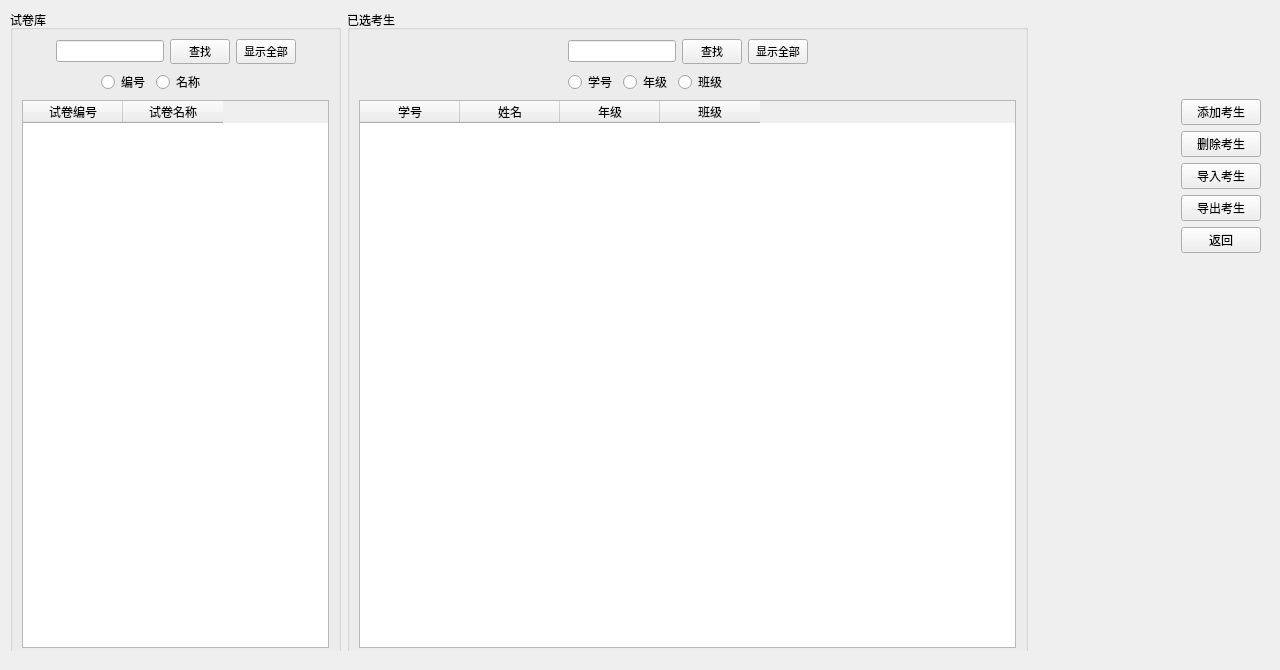
First picture: the form in server/papersetting.ui, repository AlanForeverAi/Exams, before the edit.
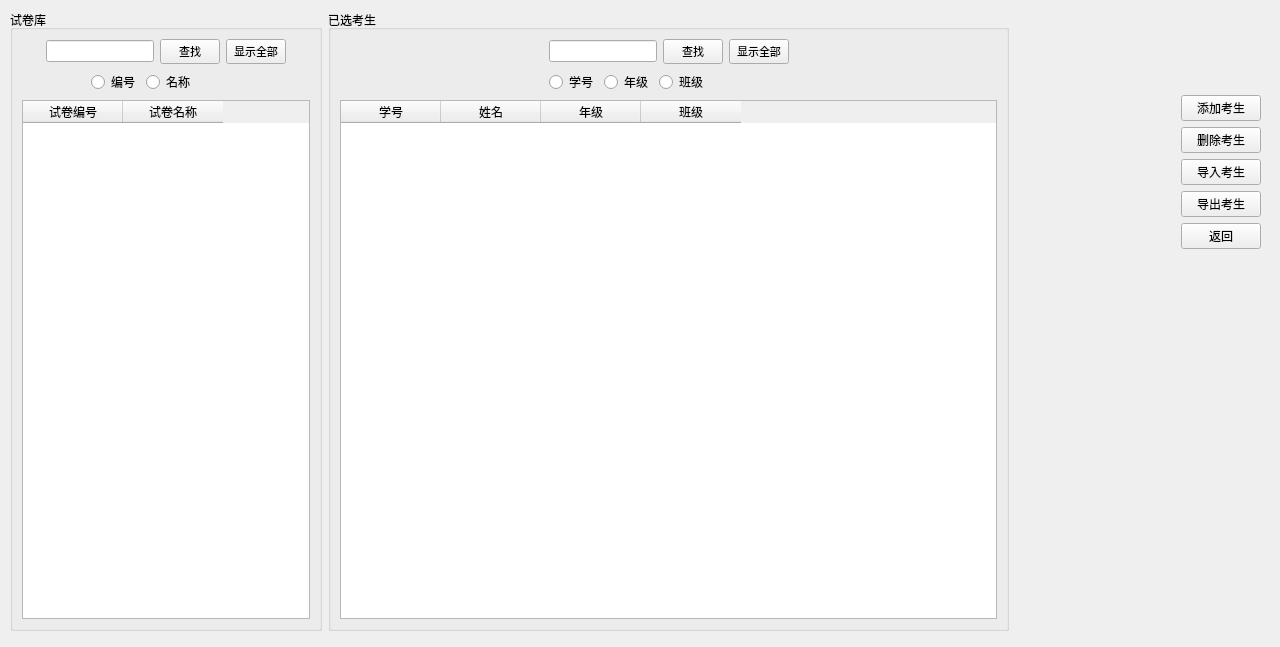
Second picture: the form after the edit.

Patch:
```diff
--- a/server/papersetting.ui
+++ b/server/papersetting.ui
@@ -7,7 +7,7 @@
     <x>0</x>
     <y>0</y>
     <width>1280</width>
-    <height>670</height>
+    <height>647</height>
    </rect>
   </property>
   <property name="sizePolicy">
@@ -24,30 +24,24 @@
   <property name="windowTitle">
    <string>Form</string>
   </property>
-  <widget class="QWidget" name="">
+  <widget class="QWidget" name="layoutWidget">
    <property name="geometry">
     <rect>
      <x>10</x>
      <y>10</y>
      <width>1251</width>
-     <height>641</height>
+     <height>621</height>
     </rect>
    </property>
    <layout class="QHBoxLayout" name="horizontalLayout">
     <item>
      <widget class="QGroupBox" name="groupBox_2">
       <property name="sizePolicy">
-       <sizepolicy hsizetype="Fixed" vsizetype="Fixed">
+       <sizepolicy hsizetype="Fixed" vsizetype="Preferred">
         <horstretch>0</horstretch>
         <verstretch>0</verstretch>
        </sizepolicy>
       </property>
-      <property name="minimumSize">
-       <size>
-        <width>331</width>
-        <height>650</height>
-       </size>
-      </property>
       <property name="maximumSize">
        <size>
         <width>331</width>
@@ -234,7 +228,7 @@
     <item>
      <widget class="QGroupBox" name="groupBox_3">
       <property name="sizePolicy">
-       <sizepolicy hsizetype="Fixed" vsizetype="Fixed">
+       <sizepolicy hsizetype="Fixed" vsizetype="Preferred">
         <horstretch>0</horstretch>
         <verstretch>0</verstretch>
        </sizepolicy>
@@ -242,7 +236,7 @@
       <property name="minimumSize">
        <size>
         <width>681</width>
-        <height>650</height>
+        <height>0</height>
        </size>
       </property>
       <property name="maximumSize">
```
Left out of the diff: 10 changed lines with no effect on the pictures.
